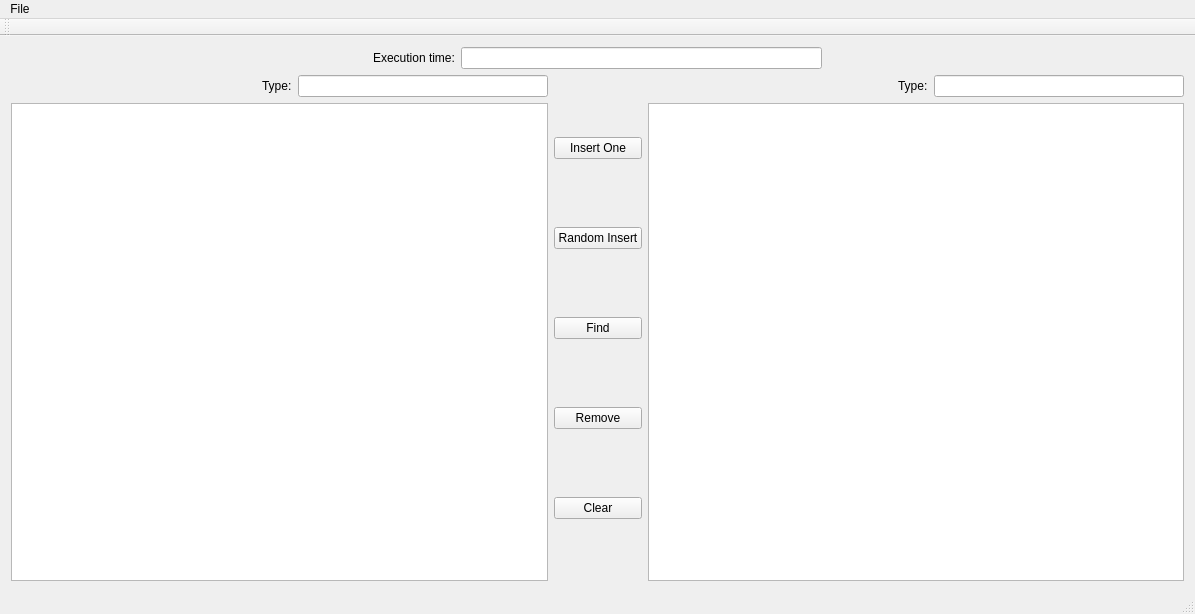
Qt form Structure_Visualizator/mainwindow.ui (Pilipets/Data-Structure-Visualizer) before a commit.
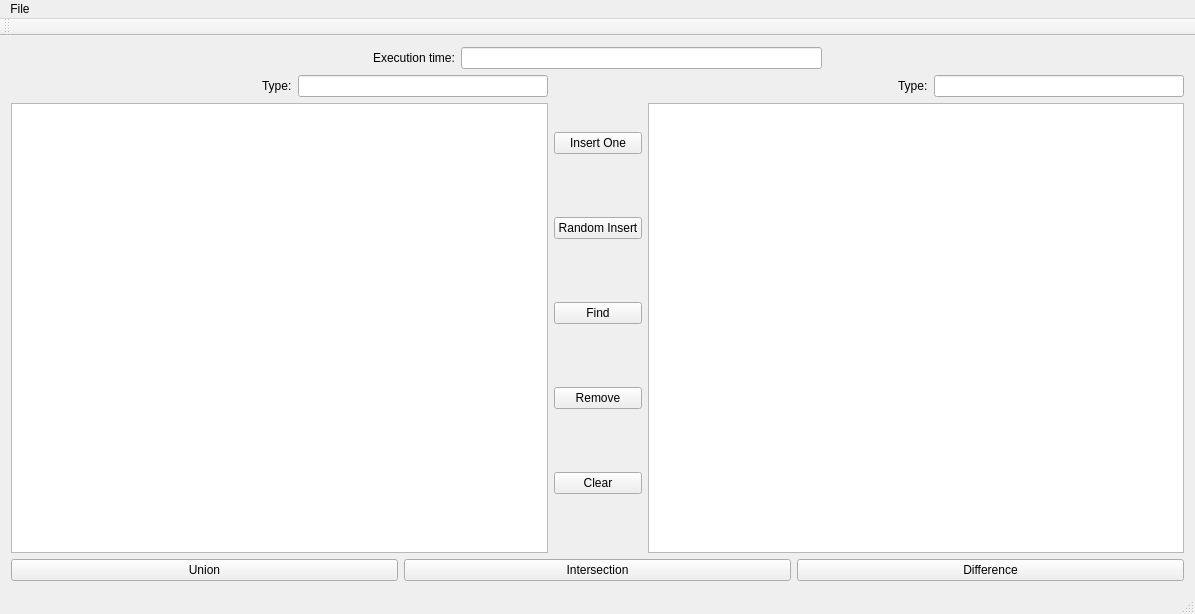
The same form after that commit.

Commit message: Trying to implement set algorithms module: insersection,union...

```diff
--- a/Structure_Visualizator/mainwindow.ui
+++ b/Structure_Visualizator/mainwindow.ui
@@ -17,7 +17,7 @@
    <layout class="QGridLayout" name="gridLayout_2">
     <item row="0" column="0">
      <layout class="QGridLayout" name="gridLayout">
-      <item row="0" column="0" colspan="3">
+      <item row="0" column="0">
        <layout class="QHBoxLayout" name="horizontalLayout_2">
         <item>
          <spacer name="horizontalSpacer">
@@ -58,6 +58,8 @@
        </layout>
       </item>
       <item row="1" column="0">
+       <layout class="QHBoxLayout" name="horizontalLayout_5">
+        <item>
        <layout class="QVBoxLayout" name="verticalLayout">
         <item>
          <layout class="QHBoxLayout" name="horizontalLayout">
@@ -91,7 +93,7 @@
         </item>
        </layout>
       </item>
-      <item row="1" column="1">
+        <item>
        <layout class="QVBoxLayout" name="verticalLayout_2">
         <item>
          <widget class="QPushButton" name="insertBtn">
@@ -130,7 +132,7 @@
         </item>
        </layout>
       </item>
-      <item row="1" column="2">
+        <item>
        <layout class="QVBoxLayout" name="verticalLayout_3">
         <item>
          <layout class="QHBoxLayout" name="horizontalLayout_3">
@@ -161,6 +163,33 @@
         </item>
         <item>
          <widget class="QGraphicsView" name="graphicsView_1"/>
+          </item>
+         </layout>
+        </item>
+       </layout>
+      </item>
+      <item row="2" column="0">
+       <layout class="QHBoxLayout" name="horizontalLayout_4">
+        <item>
+         <widget class="QPushButton" name="unionBtn">
+          <property name="text">
+           <string>Union</string>
+          </property>
+         </widget>
+        </item>
+        <item>
+         <widget class="QPushButton" name="insersectBtn">
+          <property name="text">
+           <string>Intersection</string>
+          </property>
+         </widget>
+        </item>
+        <item>
+         <widget class="QPushButton" name="diffBtn">
+          <property name="text">
+           <string>Difference</string>
+          </property>
+         </widget>
         </item>
        </layout>
       </item>
```
Lines whose indentation alone changed are shown as unchanged. The commit also changes 13 other files.
